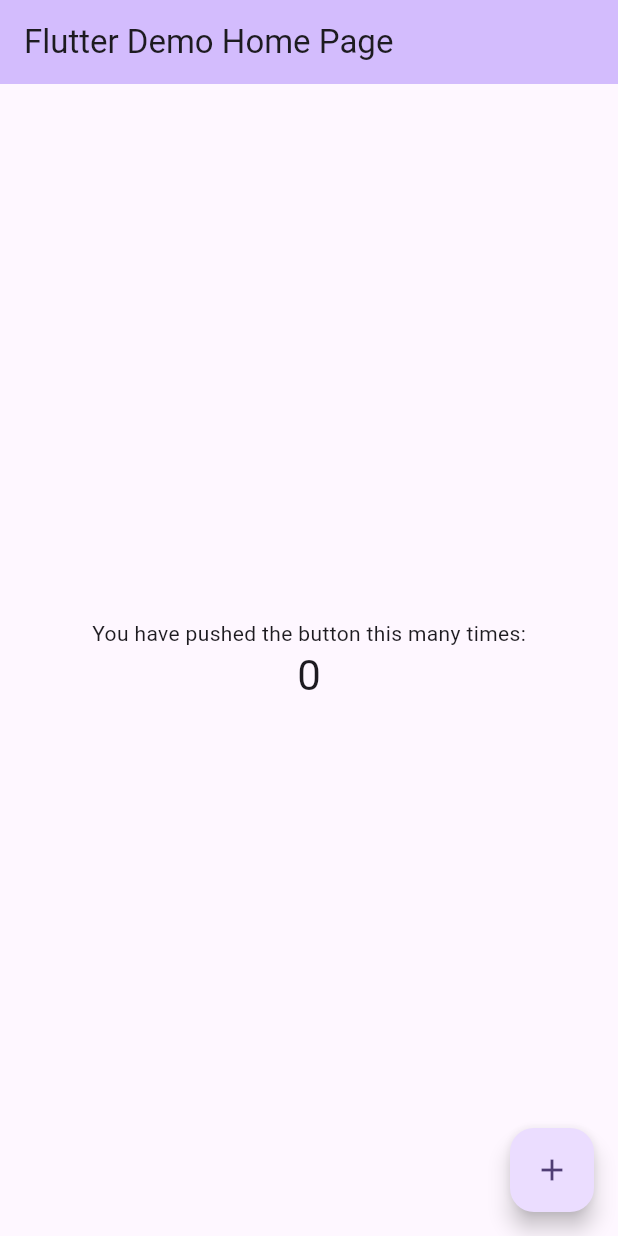
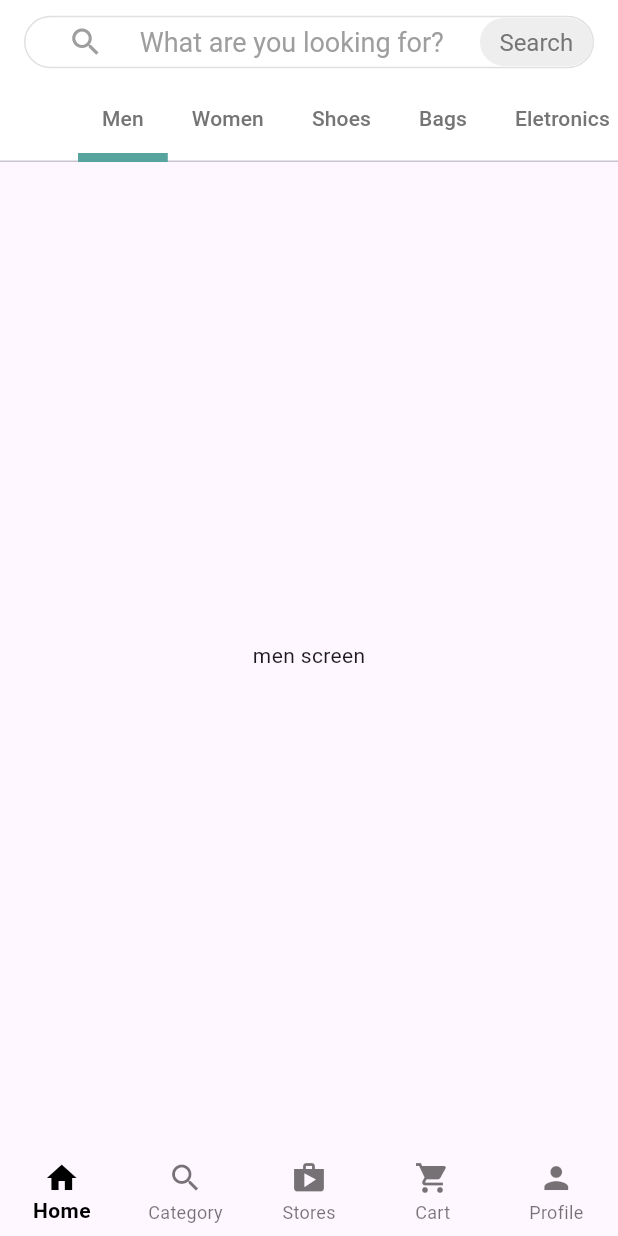
Before and after one commit to luisabritod/MultiStore, a Flutter app: the screen it shows after launch, on a phone screen of 412 x 824 dp. Run offline on Flutter 3.47's test engine with Material 3 defaults, Android fonts, the phone set to English and light mode, and no system bars.

Commit message:
implement home and category screen

```diff
--- a/lib/main.dart
+++ b/lib/main.dart
@@ -1,4 +1,5 @@
 import 'package:flutter/material.dart';
+import 'package:multi_store/main_screens/main_screens.dart';
 
 void main() {
   runApp(const MyApp());
@@ -10,116 +11,9 @@ class MyApp extends StatelessWidget {
   // This widget is the root of your application.
   @override
   Widget build(BuildContext context) {
-    return MaterialApp(
-      title: 'Flutter Demo',
-      theme: ThemeData(
-        // This is the theme of your application.
-        //
-        // TRY THIS: Try running your application with "flutter run". You'll see
-        // the application has a purple toolbar. Then, without quitting the app,
-        // try changing the seedColor in the colorScheme below to Colors.green
-        // and then invoke "hot reload" (save your changes or press the "hot
-        // reload" button in a Flutter-supported IDE, or press "r" if you used
-        // the command line to start the app).
-        //
-        // Notice that the counter didn't reset back to zero; the application
-        // state is not lost during the reload. To reset the state, use hot
-        // restart instead.
-        //
-        // This works for code too, not just values: Most code changes can be
-        // tested with just a hot reload.
-        colorScheme: ColorScheme.fromSeed(seedColor: Colors.deepPurple),
-        useMaterial3: true,
-      ),
-      home: const MyHomePage(title: 'Flutter Demo Home Page'),
+    return const MaterialApp(
+      title: 'Multi Store',
+      home: CustomerHome(),
     );
   }
 }
-
-class MyHomePage extends StatefulWidget {
-  const MyHomePage({super.key, required this.title});
-
-  // This widget is the home page of your application. It is stateful, meaning
-  // that it has a State object (defined below) that contains fields that affect
-  // how it looks.
-
-  // This class is the configuration for the state. It holds the values (in this
-  // case the title) provided by the parent (in this case the App widget) and
-  // used by the build method of the State. Fields in a Widget subclass are
-  // always marked "final".
-
-  final String title;
-
-  @override
-  State<MyHomePage> createState() => _MyHomePageState();
-}
-
-class _MyHomePageState extends State<MyHomePage> {
-  int _counter = 0;
-
-  void _incrementCounter() {
-    setState(() {
-      // This call to setState tells the Flutter framework that something has
-      // changed in this State, which causes it to rerun the build method below
-      // so that the display can reflect the updated values. If we changed
-      // _counter without calling setState(), then the build method would not be
-      // called again, and so nothing would appear to happen.
-      _counter++;
-    });
-  }
-
-  @override
-  Widget build(BuildContext context) {
-    // This method is rerun every time setState is called, for instance as done
-    // by the _incrementCounter method above.
-    //
-    // The Flutter framework has been optimized to make rerunning build methods
-    // fast, so that you can just rebuild anything that needs updating rather
-    // than having to individually change instances of widgets.
-    return Scaffold(
-      appBar: AppBar(
-        // TRY THIS: Try changing the color here to a specific color (to
-        // Colors.amber, perhaps?) and trigger a hot reload to see the AppBar
-        // change color while the other colors stay the same.
-        backgroundColor: Theme.of(context).colorScheme.inversePrimary,
-        // Here we take the value from the MyHomePage object that was created by
-        // the App.build method, and use it to set our appbar title.
-        title: Text(widget.title),
-      ),
-      body: Center(
-        // Center is a layout widget. It takes a single child and positions it
-        // in the middle of the parent.
-        child: Column(
-          // Column is also a layout widget. It takes a list of children and
-          // arranges them vertically. By default, it sizes itself to fit its
-          // children horizontally, and tries to be as tall as its parent.
-          //
-          // Column has various properties to control how it sizes itself and
-          // how it positions its children. Here we use mainAxisAlignment to
-          // center the children vertically; the main axis here is the vertical
-          // axis because Columns are vertical (the cross axis would be
-          // horizontal).
-          //
-          // TRY THIS: Invoke "debug painting" (choose the "Toggle Debug Paint"
-          // action in the IDE, or press "p" in the console), to see the
-          // wireframe for each widget.
-          mainAxisAlignment: MainAxisAlignment.center,
-          children: <Widget>[
-            const Text(
-              'You have pushed the button this many times:',
-            ),
-            Text(
-              '$_counter',
-              style: Theme.of(context).textTheme.headlineMedium,
-            ),
-          ],
-        ),
-      ),
-      floatingActionButton: FloatingActionButton(
-        onPressed: _incrementCounter,
-        tooltip: 'Increment',
-        child: const Icon(Icons.add),
-      ), // This trailing comma makes auto-formatting nicer for build methods.
-    );
-  }
-}
--- /dev/null
+++ b/lib/main_screens/customer_home.dart
@@ -0,0 +1,48 @@
+import 'package:flutter/material.dart';
+import 'package:multi_store/main_screens/main_screens.dart';
+
+class CustomerHome extends StatefulWidget {
+  const CustomerHome({super.key});
+
+  @override
+  State<CustomerHome> createState() => _CustomerHomeState();
+}
+
+class _CustomerHomeState extends State<CustomerHome> {
+  int _selectIndex = 0;
+
+  final List<Widget> _tabs = [
+    const HomeScreen(),
+    const CategoryScreen(),
+    const Center(child: Text('Stores')),
+    const Center(child: Text('Cart')),
+    const Center(child: Text('Profile')),
+  ];
+
+  @override
+  Widget build(BuildContext context) {
+    return Scaffold(
+      body: _tabs[_selectIndex],
+      bottomNavigationBar: BottomNavigationBar(
+        elevation: 0,
+        selectedLabelStyle: const TextStyle(fontWeight: FontWeight.w600),
+        type: BottomNavigationBarType.fixed,
+        selectedItemColor: Colors.black,
+        currentIndex: _selectIndex,
+        items: const [
+          BottomNavigationBarItem(icon: Icon(Icons.home), label: 'Home'),
+          BottomNavigationBarItem(icon: Icon(Icons.search), label: 'Category'),
+          BottomNavigationBarItem(icon: Icon(Icons.shop), label: 'Stores'),
+          BottomNavigationBarItem(
+              icon: Icon(Icons.shopping_cart), label: 'Cart'),
+          BottomNavigationBarItem(icon: Icon(Icons.person), label: 'Profile'),
+        ],
+        onTap: (index) {
+          setState(() {
+            _selectIndex = index;
+          });
+        },
+      ),
+    );
+  }
+}
--- /dev/null
+++ b/lib/main_screens/home.dart
@@ -0,0 +1,91 @@
+import 'package:flutter/material.dart';
+import 'package:multi_store/widgets/widgets.dart';
+
+class HomeScreen extends StatefulWidget {
+  const HomeScreen({super.key});
+
+  @override
+  State<HomeScreen> createState() => _HomeScreenState();
+}
+
+class _HomeScreenState extends State<HomeScreen> {
+  @override
+  Widget build(BuildContext context) {
+    return DefaultTabController(
+      length: 9,
+      child: Scaffold(
+        appBar: AppBar(
+          elevation: 0,
+          backgroundColor: Colors.white,
+          title: const FakeSearch(),
+          bottom: const TabBar(
+            isScrollable: true,
+            indicatorColor: Color(0xff57A39E),
+            indicatorSize: TabBarIndicatorSize.tab,
+            indicatorWeight: 6,
+            tabs: [
+              RepeatedTab(
+                label: 'Men',
+              ),
+              RepeatedTab(
+                label: 'Women',
+              ),
+              RepeatedTab(
+                label: 'Shoes',
+              ),
+              RepeatedTab(
+                label: 'Bags',
+              ),
+              RepeatedTab(
+                label: 'Eletronics',
+              ),
+              RepeatedTab(
+                label: 'Acessories',
+              ),
+              RepeatedTab(
+                label: 'Home & Garden',
+              ),
+              RepeatedTab(
+                label: 'Kids',
+              ),
+              RepeatedTab(
+                label: 'Beauty',
+              ),
+            ],
+          ),
+        ),
+        body: const TabBarView(
+          children: [
+            Center(
+              child: Text('men screen'),
+            ),
+            Center(
+              child: Text('women screen'),
+            ),
+            Center(
+              child: Text('shoes screen'),
+            ),
+            Center(
+              child: Text('bags screen'),
+            ),
+            Center(
+              child: Text('eletronics screen'),
+            ),
+            Center(
+              child: Text('acessories screen'),
+            ),
+            Center(
+              child: Text('home & garden screen'),
+            ),
+            Center(
+              child: Text('kids screen'),
+            ),
+            Center(
+              child: Text('beauty screen'),
+            ),
+          ],
+        ),
+      ),
+    );
+  }
+}
--- /dev/null
+++ b/lib/main_screens/main_screens.dart
@@ -0,0 +1,3 @@
+export 'customer_home.dart';
+export 'home.dart';
+export 'category.dart';
--- /dev/null
+++ b/lib/minor_screens/minor_screens.dart
@@ -0,0 +1 @@
+export 'search_screen.dart';
--- a/lib/utilities/category_list.dart
+++ b/lib/utilities/category_list.dart
@@ -0,0 +1,131 @@
+List<String> mainCategory = [
+  'Men',
+  'Women',
+  'Electronics',
+  'Accessories',
+  'Shoes',
+  'Home & Garden',
+  'Beauty',
+  'Kids',
+  'Bags',
+];
+
+List<String> men = [
+  'shirt',
+  't-shirt',
+  'jacket',
+  'vest',
+  'coat',
+  'jeans',
+  'shorts',
+  'suit',
+  'other',
+];
+List<String> women = [
+  'dress',
+  '2pcs sets',
+  't-shirt',
+  'top',
+  'skirt',
+  'jeans',
+  'pants',
+  'coat',
+  'jacket',
+  'other'
+];
+List<String> electronics = [
+  'phone',
+  'computer',
+  'laptop',
+  'smart tv',
+  'phone holder',
+  'charger',
+  'usb cables',
+  'head phone',
+  'smart watch',
+  'tablet',
+  'mouse',
+  'keyboard',
+  'gaming',
+  'other'
+];
+
+List<String> shoes = [
+  'men slippers',
+  'men classic',
+  'men casual',
+  'men boots',
+  'men canvas',
+  'men sport',
+  'men snadals',
+  'home slippers',
+  'women slippers',
+  'women boots',
+  'women heels',
+  'women sport',
+  'women snadals',
+  'other'
+];
+
+List<String> homeandgarden = [
+  'living room',
+  'bed room',
+  'dinning room',
+  'kitchen tools',
+  'bath access.',
+  'furniture',
+  'decoration',
+  'lighting',
+  'garden',
+  'other'
+];
+
+List<String> beauty = [
+  'body care',
+  'hair care',
+  'men perfume',
+  'women perfume',
+  'make up',
+  'other'
+];
+
+List<String> accessories = [
+  'hat',
+  'men sunglass',
+  'w sunglass',
+  'classic watch',
+  'gloves',
+  'belt waist',
+  'ring',
+  'necklace',
+  'scarf set',
+  'anklet',
+  'other'
+];
+
+List<String> kids = [
+  'girls sets',
+  'girls dress',
+  'girls top',
+  'girls pants',
+  'jacket',
+  'sweatshirts',
+  'boys sets',
+  'boys top',
+  'boys pants',
+  'home wear',
+  'boys suits',
+  'baby shoes',
+  'other'
+];
+
+List<String> bags = [
+  'wallet',
+  'clutch',
+  'chest bag',
+  'back pack',
+  'business bags',
+  'laptop bags',
+  'women bags',
+  'other'
+];
--- /dev/null
+++ b/lib/widgets/fake_search.dart
@@ -0,0 +1,57 @@
+import 'package:flutter/material.dart';
+import 'package:multi_store/minor_screens/minor_screens.dart';
+import 'package:multi_store/widgets/widgets.dart';
+
+class FakeSearch extends StatelessWidget {
+  const FakeSearch({
+    super.key,
+  });
+
+  @override
+  Widget build(BuildContext context) {
+    return InkWell(
+      onTap: () {
+        Navigator.push(context,
+            MaterialPageRoute(builder: (context) => const SearchScreen()));
+      },
+      child: Container(
+        height: 35,
+        decoration: BoxDecoration(
+          border: Border.all(color: Colors.grey.shade300),
+          borderRadius: BorderRadius.circular(25),
+        ),
+        child: Row(
+          mainAxisAlignment: MainAxisAlignment.spaceBetween,
+          children: [
+            const HorizontalSpacing(4),
+            const Icon(Icons.search, color: Colors.grey),
+            const Text(
+              'What are you looking for?',
+              style: TextStyle(
+                fontSize: 18,
+                color: Colors.grey,
+              ),
+            ),
+            Container(
+              height: 32,
+              width: 75,
+              decoration: BoxDecoration(
+                color: Colors.grey.shade200,
+                borderRadius: BorderRadius.circular(25),
+              ),
+              child: Center(
+                child: Text(
+                  'Search',
+                  style: TextStyle(
+                    fontSize: 16,
+                    color: Colors.grey.shade600,
+                  ),
+                ),
+              ),
+            ),
+          ],
+        ),
+      ),
+    );
+  }
+}
--- /dev/null
+++ b/lib/widgets/repetead_tabs.dart
@@ -0,0 +1,22 @@
+import 'package:flutter/material.dart';
+
+class RepeatedTab extends StatelessWidget {
+  const RepeatedTab({
+    super.key,
+    required this.label,
+  });
+
+  final String label;
+
+  @override
+  Widget build(BuildContext context) {
+    return Tab(
+      child: Text(
+        label,
+        style: TextStyle(
+          color: Colors.grey.shade600,
+        ),
+      ),
+    );
+  }
+}
--- /dev/null
+++ b/lib/widgets/widgets.dart
@@ -0,0 +1,5 @@
+export 'repetead_tabs.dart';
+export 'vertical_spacing.dart';
+export 'horizontal_spacing.dart';
+export 'fake_search.dart';
+export 'side_navigator.dart';
```
Also changed, not shown: lib/main_screens/category.dart (added, +53 -0 lines), lib/minor_screens/search_screen.dart (added, +22 -0 lines), lib/widgets/horizontal_spacing.dart (added, +14 -0 lines), lib/widgets/side_navigator.dart (added, +72 -0 lines), lib/widgets/vertical_spacing.dart (added, +14 -0 lines), pubspec.yaml (+10 -0 lines).
